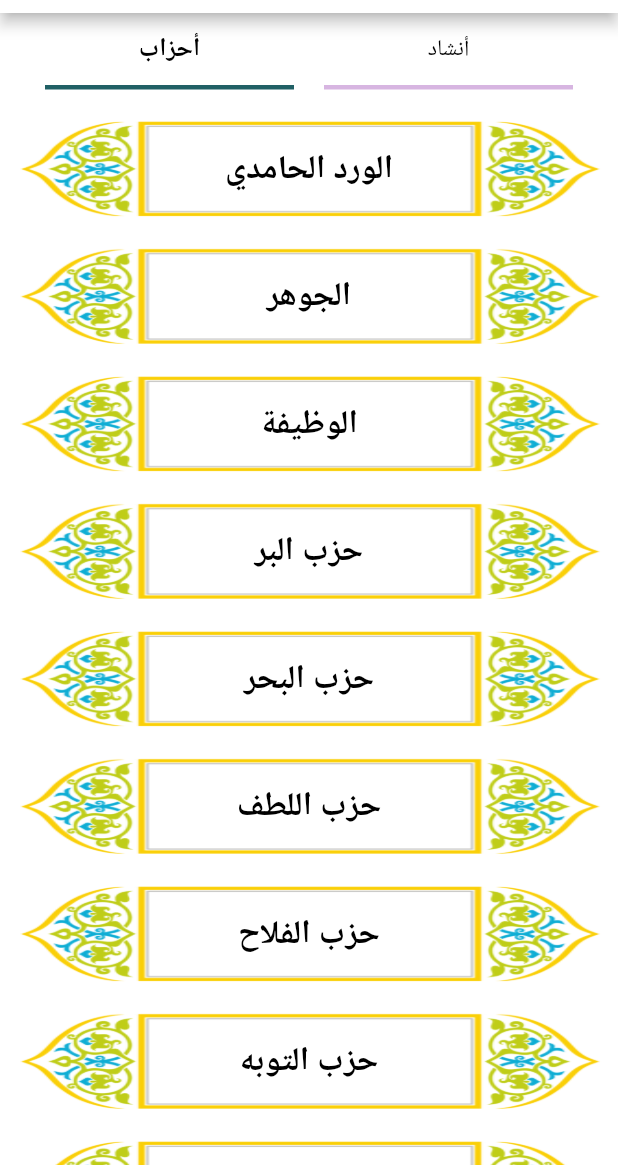
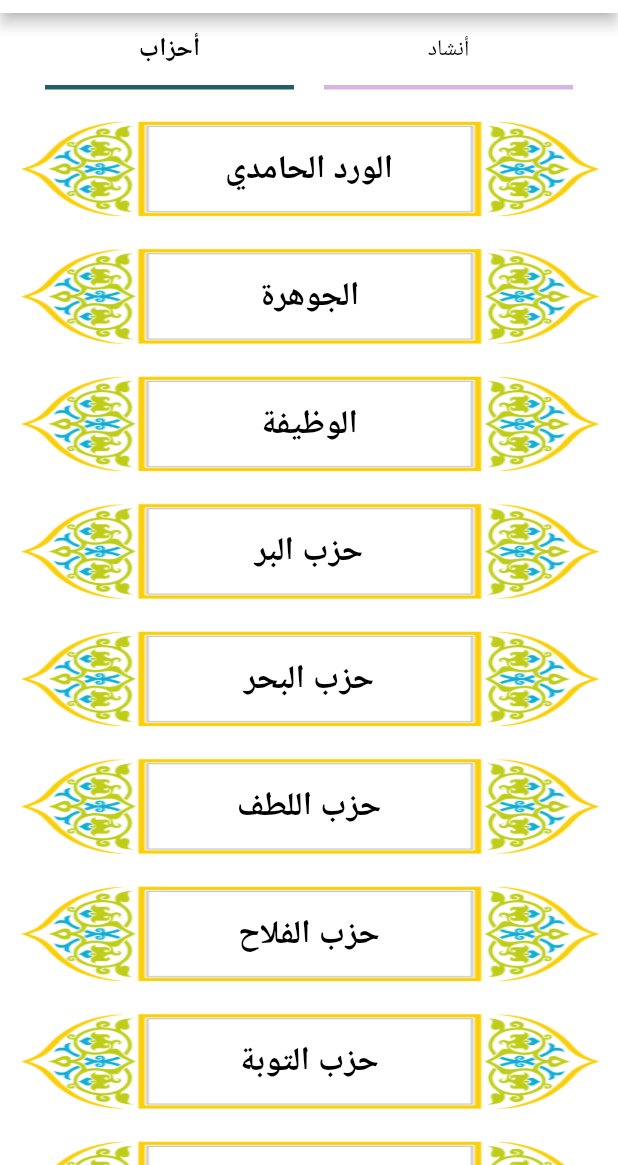
Before and after one commit to Ziyadhassan/Ahzab_El_Hamdia_Flutter, a Flutter app: the screen it shows after launch, on a phone screen of 412 x 824 dp, the part 71-1236 px from its top. Run offline on Flutter 3.47's test engine with Material 2 defaults, Android fonts, the light colour scheme and no system bars; our stand-ins replace audioplayers, auto_size_text, carousel_slider, chewie, connectivity, flutter_datetime_picker and 5 more.

Commit message:
Update HomeScreen.dart

```diff
--- a/lib/UI/HomeScreen.dart
+++ b/lib/UI/HomeScreen.dart
@@ -38,13 +38,13 @@ class _HomeScreenState extends State<HomeScreen> {
       padding: EdgeInsets.symmetric(horizontal: 10, vertical: 15),
       children: <Widget>[
         AhzabListFiller(context, "الورد الحامدي", Werd()),
-        AhzabListFiller(context, "الجوهر", AlGawhra()),
+        AhzabListFiller(context, "الجوهرة", AlGawhra()),
         AhzabListFiller(context, "الوظيفة", AlWazifa()),
         AhzabListFiller(context, "حزب البر", AlBr()),
         AhzabListFiller(context, "حزب البحر", AlBhr()),
         AhzabListFiller(context, "حزب اللطف", AlLtf()),
         AhzabListFiller(context, "حزب الفلاح", AlFlah()),
-        AhzabListFiller(context, "حزب التوبه", AlTawba()),
+        AhzabListFiller(context, "حزب التوبة", AlTawba()),
         AhzabListFiller(context, "حزب الاخلاص", Akhlas()),
         AhzabListFiller(context, "حزب تفريج الكروب", Tafreg()),
         AhzabListFiller(context, "حزب النصر", AlNasr()),
@@ -113,8 +113,8 @@ class _HomeScreenState extends State<HomeScreen> {
         EnshadListFiller(context, "قصيدة سلامة سلامة", 4),
         EnshadListFiller(context, "هو مولانا", 5),
         EnshadListFiller(context, "يا اسم غالى", 6),
-        EnshadListFiller(context, "يا سادة الحي", 7),
-        EnshadListFiller(context, "يا قرة العيون يا سيدي سلامة", 8),
+        EnshadListFiller(context, "يا قرة العيون يا سيدي سلامة", 7),
+        EnshadListFiller(context, "يا سادة الحي", 8),
         EnshadListFiller(context, "يا حلو خالص", 9),
         EnshadListFiller(context, "توسلت بالهادي الحبيب محمد",10),
         EnshadListFiller(context, "اياما بالوفا", 11),
```
